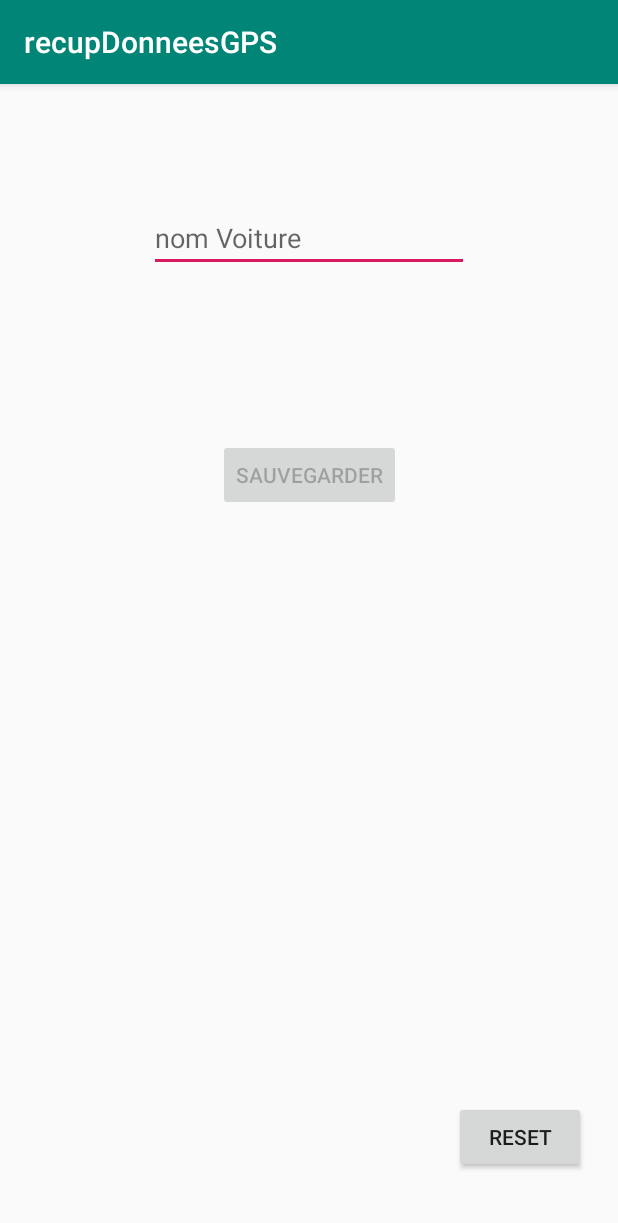
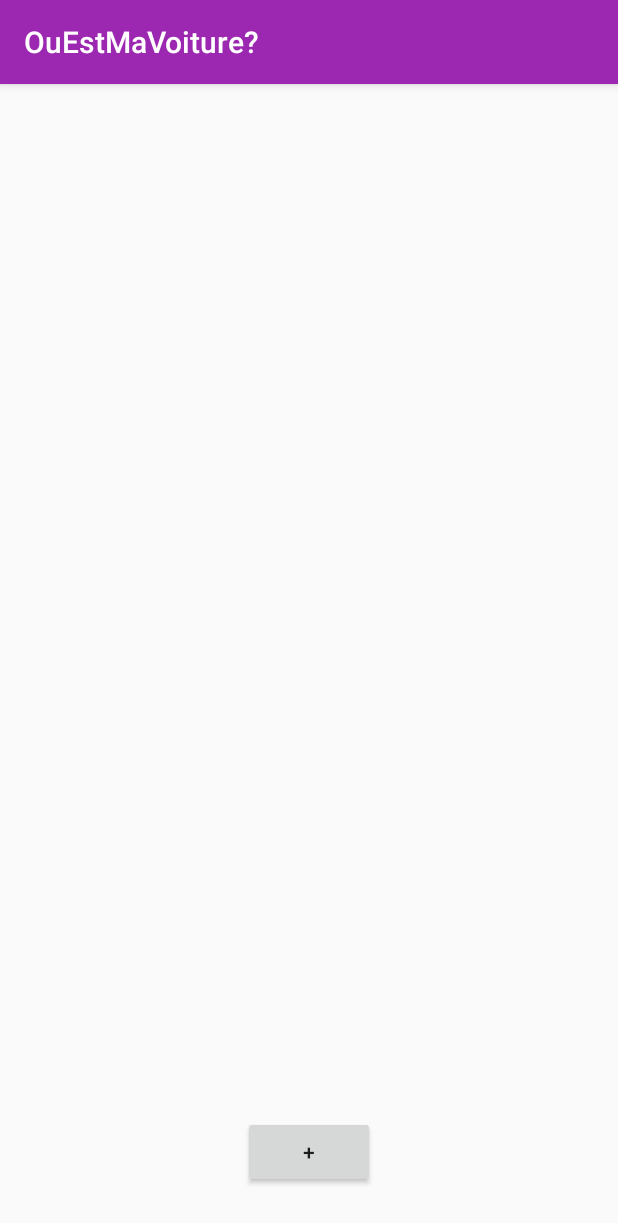
Before and after one commit to Fileboss/dut_projet_android, an Android app: the screen it shows after launch (MainActivity before the commit, listeVoitures after it), on a phone screen of 412 x 824 dp. Shown: the top 1223 px of the screen. Run offline under Robolectric (Android 15) with nearby library versions, the phone set to English and light mode, and no system bars.

Commit message:
oN FAIT OTUT SE QU4ON VEUT

```diff
--- a/app/src/main/AndroidManifest.xml
+++ b/app/src/main/AndroidManifest.xml
@@ -15,14 +15,16 @@
         android:supportsRtl="true"
         android:theme="@style/AppTheme"
         tools:ignore="AllowBackup,GoogleAppIndexingWarning">
-        <activity android:name=".listeVoitures"></activity>
-        <activity android:name=".MainActivity">
+        <activity android:name=".listeVoitures">
             <intent-filter>
                 <action android:name="android.intent.action.MAIN" />
 
                 <category android:name="android.intent.category.LAUNCHER" />
             </intent-filter>
         </activity>
+        <activity android:name=".MainActivity">
+
+        </activity>
     </application>
 
 </manifest>
--- a/app/src/main/java/com/example/recupdonneesgps/listeVoitures.java
+++ b/app/src/main/java/com/example/recupdonneesgps/listeVoitures.java
@@ -2,13 +2,71 @@ package com.example.recupdonneesgps;
 
 import androidx.appcompat.app.AppCompatActivity;
 
+import android.content.Intent;
+import android.database.Cursor;
+import android.database.sqlite.SQLiteDatabase;
 import android.os.Bundle;
+import android.view.Gravity;
+import android.view.View;
+import android.widget.LinearLayout;
+import android.widget.TextView;
+import android.widget.Toast;
 
 public class listeVoitures extends AppCompatActivity {
+
+    private ClientDbHelper dbLoca;
+
+    public void onClickAjouter(View v) {
+        startActivityForResult(new Intent(this, MainActivity.class), 55);
+    }
+
+    private void afficherVoitures() {
+        SQLiteDatabase readableDb = this.dbLoca.getReadableDatabase();
+
+        LinearLayout listeVoiture = findViewById(R.id.dansLeScroll);
+        listeVoiture.setGravity(Gravity.TOP);
+        Cursor curs = readableDb.rawQuery("SELECT * FROM LOCATION;", null);
+        while(curs.moveToNext()) {
+            TextView text = new TextView(this);
+            text.setText("Nom : "+curs.getString(curs.getColumnIndexOrThrow("nomVoiture")));
+            listeVoiture.addView(text);
+        }
+    }
 
     @Override
     protected void onCreate(Bundle savedInstanceState) {
         super.onCreate(savedInstanceState);
         setContentView(R.layout.activity_liste_voitures);
+        this.dbLoca = new ClientDbHelper(this);
+        this.afficherVoitures();
+
+    }
+
+    @Override
+    protected void onResume() {
+        super.onResume();
+        this.dbLoca = new ClientDbHelper(this);
+    }
+
+    @Override
+    protected void onPause() {
+        super.onPause();
+        this.dbLoca.close();
+    }
+
+    @Override
+    protected void onActivityResult(int requestCode, int resultCode, Intent data){
+        super.onActivityResult(requestCode, resultCode, data);
+        if(requestCode==55);{
+            boolean valeur = data.getBooleanExtra("addedInDB", false);
+
+            if(valeur) {
+                LinearLayout listeVoiture = findViewById(R.id.dansLeScroll);
+                if (listeVoiture.getChildCount() > 0)
+                    listeVoiture.removeAllViews();
+                this.afficherVoitures();
+                //Toast.makeText(this, "WOW GENE", Toast.LENGTH_SHORT).show();
+            }
+        }
     }
 }
--- a/app/src/main/res/layout/activity_liste_voitures.xml
+++ b/app/src/main/res/layout/activity_liste_voitures.xml
@@ -7,12 +7,27 @@
     tools:context=".listeVoitures">
 
     <ScrollView
+        android:id="@+id/scrollView2"
         android:layout_width="match_parent"
-        android:layout_height="match_parent">
+        android:layout_height="match_parent"
+        android:layout_marginBottom="100dp"
+        app:layout_constraintBottom_toTopOf="@+id/buttonAllerAjout">
 
         <LinearLayout
+            android:id="@+id/dansLeScroll"
             android:layout_width="match_parent"
             android:layout_height="wrap_content"
             android:orientation="vertical" />
     </ScrollView>
+
+    <Button
+        android:id="@+id/buttonAllerAjout"
+        android:layout_width="wrap_content"
+        android:layout_height="wrap_content"
+        android:layout_marginBottom="32dp"
+        android:onClick="@string/func_on_click_add"
+        android:text="+"
+        app:layout_constraintBottom_toBottomOf="parent"
+        app:layout_constraintEnd_toEndOf="parent"
+        app:layout_constraintStart_toStartOf="parent" />
 </androidx.constraintlayout.widget.ConstraintLayout>
--- a/app/src/main/res/values/colors.xml
+++ b/app/src/main/res/values/colors.xml
@@ -1,6 +1,6 @@
 <?xml version="1.0" encoding="utf-8"?>
 <resources>
-    <color name="colorPrimary">#008577</color>
-    <color name="colorPrimaryDark">#00574B</color>
+    <color name="colorPrimary">#9C27B0</color>
+    <color name="colorPrimaryDark">#673AB7</color>
     <color name="colorAccent">#D81B60</color>
 </resources>
--- a/app/src/main/res/values/strings.xml
+++ b/app/src/main/res/values/strings.xml
@@ -1,6 +1,7 @@
 <resources>
-    <string name="app_name">recupDonneesGPS</string>
+    <string name="app_name">OuEstMaVoiture?</string>
     <string name="button_save_French">Sauvegarder</string>
     <string name="button_save_Eng">Save</string>
     <string name="func_sur_click_save">surLeClique</string>
+    <string name="func_on_click_add">onClickAjouter</string>
 </resources>
```
Also changed, not shown: app/src/main/java/com/example/recupdonneesgps/MainActivity.java (+23 -1 lines).
